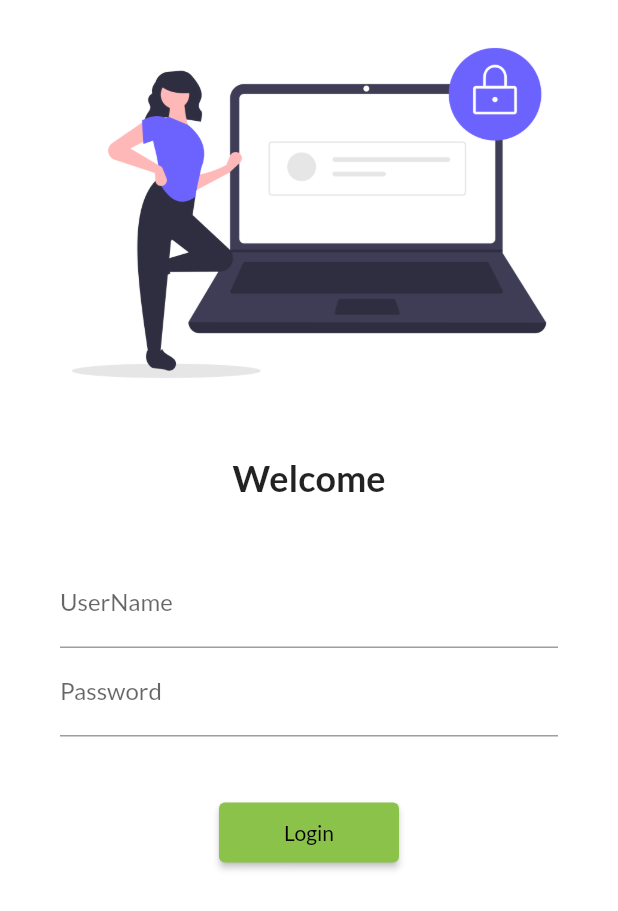
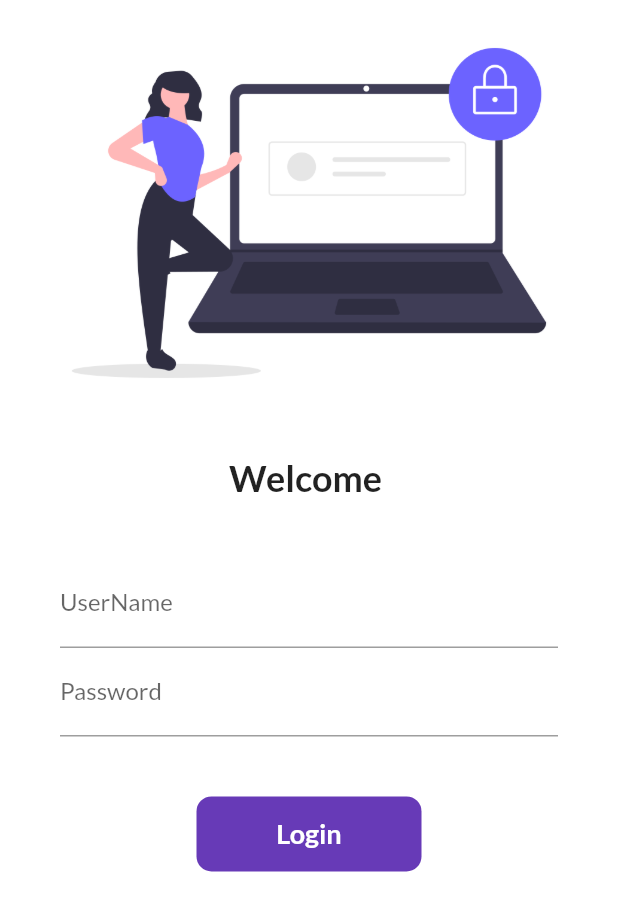
Before and after one commit to 18bcs061/Flutter, a Flutter app: the screen it shows after launch, on a phone screen of 412 x 824 dp. Shown: the top 911 px of the screen. Run offline on Flutter 3.47's test engine with Material 2 defaults, Android fonts, the phone set to English and light mode, and no system bars; our stand-ins replace google_fonts.

```diff
--- a/lib/pages/login_page.dart
+++ b/lib/pages/login_page.dart
@@ -3,9 +3,17 @@
 import 'package:first_flutter_app/utils/routes.dart';
 import 'package:flutter/material.dart';
 
-class LoginPage extends StatelessWidget {
+class LoginPage extends StatefulWidget {
   const LoginPage({super.key});
 
+  @override
+  State<LoginPage> createState() => _LoginPageState();
+}
+
+class _LoginPageState extends State<LoginPage> {
+  String name = "";
+  // ignore: non_constant_identifier_names
+  bool ChangeButton = false;
   @override
   Widget build(BuildContext context) {
     return Material(
@@ -18,9 +26,10 @@ class LoginPage extends StatelessWidget {
                 fit: BoxFit.cover,
               ),
               const SizedBox(height: 20),
-              const Text(
-                "Welcome",
-                style: TextStyle(fontWeight: FontWeight.bold, fontSize: 24),
+              Text(
+                "Welcome $name",
+                style:
+                    const TextStyle(fontWeight: FontWeight.bold, fontSize: 24),
               ),
               const SizedBox(height: 20),
               Padding(
@@ -28,20 +37,57 @@ class LoginPage extends StatelessWidget {
                     const EdgeInsets.symmetric(vertical: 20, horizontal: 40),
                 child: Column(children: [
                   TextFormField(
-                      decoration: const InputDecoration(
-                          hintText: "Enter UserName", labelText: "UserName")),
+                    decoration: const InputDecoration(
+                        hintText: "Enter UserName", labelText: "UserName"),
+                    onChanged: (value) {
+                      name = value;
+                      setState(() {});
+                    },
+                  ),
                   TextFormField(
                       obscureText: true,
                       decoration: const InputDecoration(
                           hintText: "Enter Password", labelText: "Password")),
                   const SizedBox(height: 40),
-                  ElevatedButton(
-                      onPressed: () {
-                        Navigator.pushNamed(context, MyRoutes.homeRoute);
-                      },
-                      style: TextButton.styleFrom(
-                          minimumSize: const Size(120, 40)),
-                      child: const Text("Login"))
+                  InkWell(
+                    onTap: () async {
+                      setState(() {
+                        ChangeButton = true;
+                      });
+                      await Future.delayed(const Duration(seconds: 1));
+                      // ignore: use_build_context_synchronously
+                      Navigator.pushNamed(context, MyRoutes.homeRoute);
+                    },
+                    child: AnimatedContainer(
+                      width: ChangeButton ? 50 : 150,
+                      height: 50,
+                      alignment: Alignment.center,
+                      decoration: BoxDecoration(
+                          color: Colors.deepPurple,
+                          borderRadius:
+                              BorderRadius.circular(ChangeButton ? 50 : 10)),
+                      duration: const Duration(seconds: 1),
+                      child: ChangeButton
+                          ? const Icon(
+                              Icons.done,
+                              color: Colors.white,
+                            )
+                          : const Text(
+                              "Login",
+                              style: TextStyle(
+                                  color: Colors.white,
+                                  fontWeight: FontWeight.bold,
+                                  fontSize: 18),
+                            ),
+                    ),
+                  ),
+                  // ElevatedButton(
+                  //     onPressed: () {
+                  //       Navigator.pushNamed(context, MyRoutes.homeRoute);
+                  //     },
+                  //     style: TextButton.styleFrom(
+                  //         minimumSize: const Size(120, 40)),
+                  //     child: const Text("Login"))
                 ]),
               )
             ],
```
